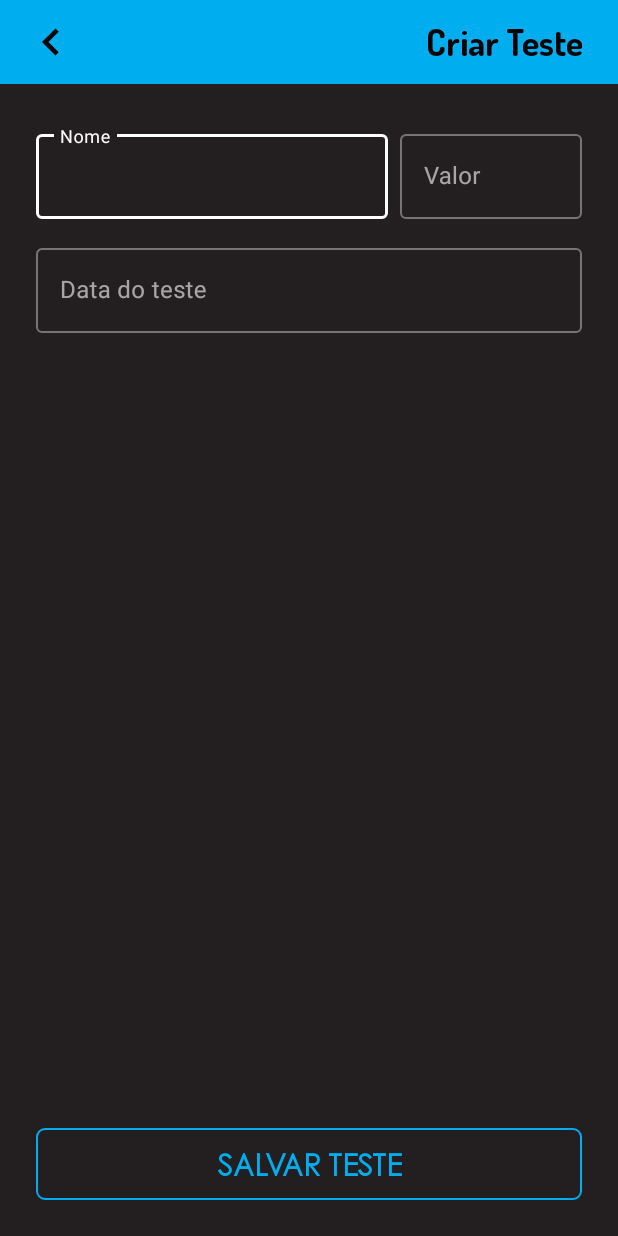
After one commit to tiagomnunes89/vidacademica, an Android app: the CreateTestActivity screen opened directly, with no data from a screen before it, on a phone screen of 412 x 824 dp. The commit adds this screen. Run offline under Robolectric (Android 15) with nearby library versions, the light colour scheme and no system bars; our stand-ins replace Room's generated code, data binding; 3 statements that could not run were skipped.

Commit message:
Tela de Criar Teste

```diff
--- /dev/null
+++ b/app/src/main/java/online/vidacademica/entities/TestEntity.java
@@ -0,0 +1,80 @@
+package online.vidacademica.entities;
+
+import java.io.Serializable;
+import java.time.Instant;
+import java.util.Objects;
+
+public class TestEntity implements Serializable {
+    private static final long serialVersionUID = 5977833862920711908L;
+
+    private Long id;
+    private String name;
+    private Double fullScore;
+    private Instant date;
+    private Instant creationDate;
+
+    public TestEntity() {
+    }
+
+    public TestEntity(Long id, String name, Double fullScore, Instant date, Instant creationDate) {
+        super();
+        this.id = id;
+        this.name = name;
+        this.fullScore = fullScore;
+        this.date = date;
+        this.creationDate = creationDate;
+    }
+
+    public Long getId() {
+        return id;
+    }
+
+    public void setId(Long id) {
+        this.id = id;
+    }
+
+    public String getName() {
+        return name;
+    }
+
+    public void setName(String name) {
+        this.name = name;
+    }
+
+    public Double getFullScore() {
+        return fullScore;
+    }
+
+    public void setFullScore(Double fullScore) {
+        this.fullScore = fullScore;
+    }
+
+    public Instant getDate() {
+        return date;
+    }
+
+    public void setDate(Instant date) {
+        this.date = date;
+    }
+
+    public Instant getCreationDate() {
+        return creationDate;
+    }
+
+    public void setCreationDate(Instant creationDate) {
+        this.creationDate = creationDate;
+    }
+
+    @Override
+    public boolean equals(Object o) {
+        if (this == o) return true;
+        if (o == null || getClass() != o.getClass()) return false;
+        TestEntity that = (TestEntity) o;
+        return Objects.equals(id, that.id);
+    }
+
+    @Override
+    public int hashCode() {
+        return Objects.hash(id);
+    }
+}
--- /dev/null
+++ b/app/src/main/java/online/vidacademica/repositories/TestRepository.java
@@ -0,0 +1,87 @@
+package online.vidacademica.repositories;
+
+import android.content.Context;
+import android.os.AsyncTask;
+import android.util.Log;
+
+import androidx.lifecycle.LiveData;
+import androidx.lifecycle.MutableLiveData;
+
+import java.util.Arrays;
+import java.util.Objects;
+
+import online.vidacademica.core.ErrorMessage;
+import online.vidacademica.core.ResponseModel;
+import online.vidacademica.entities.TestEntity;
+import online.vidacademica.entities.TokenEntity;
+import online.vidacademica.repositories.network.vidacademica.VidAcademicaWSClient;
+import online.vidacademica.repositories.network.vidacademica.services.TestService;
+import online.vidacademica.repositories.network.vidacademica.services.TokenService;
+import online.vidacademica.repositories.storage.local.VidAcademicaLocalDBClient;
+import online.vidacademica.repositories.storage.local.dao.TokenDao;
+import online.vidacademica.utils.JsonUtils;
+import retrofit2.Call;
+import retrofit2.Callback;
+import retrofit2.Response;
+
+public class TestRepository {
+    private static final String TAG = TestRepository.class.getSimpleName();
+
+    private static TestRepository instance;
+
+    private TestService testService;
+
+    private TokenDao dao;
+
+    private LiveData<ResponseModel<TokenEntity>> tokenEntity;
+
+    private TestRepository(Context context) {
+        VidAcademicaLocalDBClient db = VidAcademicaLocalDBClient.getInstance(context);
+        dao = db.tokenDao();
+        testService = VidAcademicaWSClient.buildService(TestService.class);
+    }
+
+    public static TestRepository getInstance(Context context) {
+        if (instance == null) {
+            instance = new TestRepository(context);
+        }
+        return instance;
+    }
+
+    public MutableLiveData<ResponseModel<TestEntity>>  createTest(final TestEntity testEntity) {
+
+        final MutableLiveData<ResponseModel<TestEntity>> data = new MutableLiveData<>();
+
+        testService.insert("Bearer " + getToken().getValue().getToken(), testEntity).enqueue(new Callback<TestEntity>() {
+            @Override
+            public void onResponse(Call<TestEntity> call, Response<TestEntity> response) {
+                Log.i(TAG, "onResponse: Olha eu aqui");
+                ResponseModel<TestEntity> responseModel = new ResponseModel<>();
+
+                responseModel.setCode(response.code());
+                responseModel.setResponse(response.body());
+
+                if (!response.isSuccessful()) {
+                    ErrorMessage err = new ErrorMessage(response.code(), JsonUtils.toJson(response.errorBody()));
+                    responseModel.setErrorMessage(err);
+                }
+
+                data.setValue(responseModel);
+
+            }
+
+            @Override
+            public void onFailure(Call<TestEntity> call, Throwable t) {
+                Log.d(TAG, "onFailure: " + Arrays.toString(t.getStackTrace()));
+
+            }
+        });
+
+        return data;
+    }
+
+    public LiveData<TokenEntity> getToken() {
+        return dao.findOne();
+    }
+
+}
--- a/app/src/main/java/online/vidacademica/repositories/network/vidacademica/VidAcademicaWSConstants.java
+++ b/app/src/main/java/online/vidacademica/repositories/network/vidacademica/VidAcademicaWSConstants.java
@@ -7,4 +7,6 @@ public final class VidAcademicaWSConstants {
     public static final String AUTH_PATH_LOGIN = AUTH_PATH + "/login";
 
     public static final String USER_PATH = "/users";
+
+    public static final String TEST_PATH = "/tests";
 }
--- /dev/null
+++ b/app/src/main/java/online/vidacademica/repositories/network/vidacademica/services/TestService.java
@@ -0,0 +1,15 @@
+package online.vidacademica.repositories.network.vidacademica.services;
+
+import online.vidacademica.entities.TestEntity;
+import online.vidacademica.entities.TokenEntity;
+import online.vidacademica.repositories.network.vidacademica.VidAcademicaWSConstants;
+import retrofit2.Call;
+import retrofit2.http.Body;
+import retrofit2.http.Header;
+import retrofit2.http.POST;
+
+public interface TestService {
+
+    @POST(VidAcademicaWSConstants.TEST_PATH)
+    Call<TestEntity> insert(@Header("Authorization") String token, @Body TestEntity testEntity);
+}
--- /dev/null
+++ b/app/src/main/java/online/vidacademica/view/ui/CreateTestActivity.java
@@ -0,0 +1,54 @@
+package online.vidacademica.view.ui;
+
+import android.app.DatePickerDialog;
+import android.os.Bundle;
+import android.view.View;
+import android.widget.Toast;
+import androidx.appcompat.app.AppCompatActivity;
+import androidx.lifecycle.Observer;
+import androidx.lifecycle.ViewModelProviders;
+
+import online.vidacademica.R;
+import online.vidacademica.databinding.ActivityCresteTestBinding;
+import online.vidacademica.viewmodel.TestViewModel;
+
+public class CreateTestActivity extends AppCompatActivity {
+    private DatePickerDialog.OnDateSetListener onDateSetListenerDtTest;
+    private TestViewModel testViewModel;
+    private ActivityCresteTestBinding binding;
+    private Boolean screenCreated;
+
+
+    @Override
+    protected void onCreate(Bundle savedInstanceState) {
+        super.onCreate(savedInstanceState);
+        setContentView(R.layout.activity_creste_test);
+
+        testViewModel = ViewModelProviders.of(this).get(TestViewModel.class);
+
+        testViewModel.createTest();
+
+        testViewModel.isRegistred().observe(this, new Observer<Boolean>() {
+            @Override
+            public void onChanged(Boolean isRegistred) {
+                if (!screenCreated) {
+                    if (isRegistred) {
+                        Toast.makeText(CreateTestActivity.this, "Registro realizado com sucesso.", Toast.LENGTH_LONG).show();
+                    } else {
+                        Toast.makeText(CreateTestActivity.this, "Erro, servidor ocupado, tente novamente mais tarde.", Toast.LENGTH_LONG).show();
+                    }
+                }
+                screenCreated = false;
+            }
+        });
+        binding.btnSaveTest.setOnClickListener(new View.OnClickListener() {
+            @Override
+            public void onClick(View v) {
+//                startActivity(new Intent(RegisterActivity.this, ProfileActivity.class));
+                testViewModel.createTest();
+            }
+        });
+
+    }
+
+}
--- /dev/null
+++ b/app/src/main/java/online/vidacademica/viewmodel/TestViewModel.java
@@ -0,0 +1,44 @@
+package online.vidacademica.viewmodel;
+
+import android.app.Application;
+
+import androidx.annotation.NonNull;
+import androidx.lifecycle.AndroidViewModel;
+import androidx.lifecycle.LiveData;
+import androidx.lifecycle.MutableLiveData;
+
+import online.vidacademica.core.ResponseModel;
+import online.vidacademica.entities.TestEntity;
+import online.vidacademica.repositories.TestRepository;
+
+public class TestViewModel extends AndroidViewModel {
+
+    private static final Integer CREATED = 201;
+
+
+    private TestRepository testRepository;
+
+    public TestEntity testEntity = new TestEntity();
+
+    public LiveData<ResponseModel<TestEntity>> testEntityResponse;
+
+
+    public TestViewModel(@NonNull Application application) {
+        super(application);
+        testRepository = TestRepository.getInstance(application);
+    }
+
+    public void createTest() {
+        testEntityResponse = testRepository.createTest(testEntity);
+
+    }
+
+    public LiveData<Boolean> isRegistred() {
+        MutableLiveData<Boolean> response = new MutableLiveData<>();
+        response.setValue(Boolean.FALSE);
+        if (!(testEntityResponse == null) && !(testEntityResponse.getValue() == null) && (testEntityResponse.getValue().getCode() == CREATED)) {
+            response.setValue(Boolean.TRUE);
+        }
+        return response;
+    }
+}
--- /dev/null
+++ b/app/src/main/res/layout/activity_creste_test.xml
@@ -0,0 +1,70 @@
+<?xml version="1.0" encoding="utf-8"?>
+<layout xmlns:android="http://schemas.android.com/apk/res/android"
+    xmlns:app="http://schemas.android.com/apk/res-auto"
+    xmlns:tools="http://schemas.android.com/tools"
+    tools:context=".view.ui.CreateTestActivity">
+
+    <data>
+
+        <variable
+            name="TestViewModel"
+            type="online.vidacademica.viewmodel.TestViewModel" />
+    </data>
+
+    <androidx.constraintlayout.widget.ConstraintLayout
+        android:layout_width="match_parent"
+        android:layout_height="match_parent"
+        android:fillViewport="true"
+        android:orientation="vertical">
+
+        <LinearLayout
+            android:id="@+id/toolbar"
+            android:layout_width="match_parent"
+            android:layout_height="?attr/actionBarSize"
+            android:background="?attr/colorPrimaryDark"
+            app:layout_constraintTop_toTopOf="parent">
+
+            <ImageView
+                android:id="@+id/image_view_back"
+                android:layout_width="wrap_content"
+                android:layout_height="wrap_content"
+                android:layout_gravity="center_vertical"
+                android:layout_marginStart="@dimen/short_size"
+                android:contentDescription="@string/arrow_to_back"
+                android:src="@drawable/ic_turn_back_black_24dp" />
+
+            <TextView
+                android:layout_width="match_parent"
+                android:layout_height="wrap_content"
+                android:layout_gravity="end|center_vertical"
+                android:layout_marginEnd="@dimen/default_size"
+                android:fontFamily="@font/dosis_bold"
+                android:gravity="end"
+                android:text="@string/title_create_test"
+                android:textColor="@android:color/black"
+                android:textSize="@dimen/font_primary_title" />
+
+        </LinearLayout>
+
+        <include
+            layout="@layout/content_creste_test"
+            app:layout_constraintBottom_toTopOf="@id/btn_save_test"
+            app:layout_constraintTop_toBottomOf="@id/toolbar" />
+        <Button
+            android:id="@+id/btn_save_test"
+            style="@style/AppTheme.Button.Blue"
+            android:layout_width="match_parent"
+            android:layout_height="wrap_content"
+            android:layout_marginStart="@dimen/default_size"
+            android:layout_marginEnd="@dimen/default_size"
+            android:layout_marginBottom="@dimen/default_size"
+            android:text="@string/btn_save_test"
+            android:onClick="@{() -> TestViewModel.createTest()}"
+            app:layout_constraintBottom_toBottomOf="parent"
+            app:layout_constraintEnd_toEndOf="parent"
+            app:layout_constraintStart_toStartOf="parent" />
+
+    </androidx.constraintlayout.widget.ConstraintLayout>
+
+
+</layout>
--- a/app/src/main/res/layout/activity_login.xml
+++ b/app/src/main/res/layout/activity_login.xml
@@ -5,10 +5,6 @@
     tools:context=".ui.Login">
 
     <data>
-
-        <variable
-            name="user"
-            type="online.vidacademica.entities.databind.UserLoginDatabind" />
 
         <variable
             name="LoginViewModel"
--- /dev/null
+++ b/app/src/main/res/layout/content_creste_test.xml
@@ -0,0 +1,103 @@
+<?xml version="1.0" encoding="utf-8"?>
+<layout xmlns:android="http://schemas.android.com/apk/res/android"
+    xmlns:app="http://schemas.android.com/apk/res-auto"
+    xmlns:tools="http://schemas.android.com/tools"
+    app:layout_behavior="@string/appbar_scrolling_view_behavior"
+    tools:context=".view.ui.CreateTestActivity"
+    tools:showIn="@layout/activity_creste_test">
+
+
+    <data>
+
+    </data>
+
+    <ScrollView
+        android:layout_width="match_parent"
+        android:layout_height="match_parent"
+        android:fillViewport="true"
+        app:layout_constraintEnd_toEndOf="parent">
+        <androidx.constraintlayout.widget.ConstraintLayout
+            android:layout_width="match_parent"
+            android:layout_height="wrap_content">
+            <LinearLayout
+                android:id="@+id/linear_layout_name_fullscore"
+                android:layout_width="match_parent"
+                android:layout_height="wrap_content"
+                android:baselineAligned="false"
+                android:orientation="horizontal"
+                android:layout_marginTop="60dp"
+                android:paddingStart="@dimen/default_size"
+                android:paddingTop="@dimen/default_size"
+                android:paddingEnd="@dimen/default_size"
+                app:layout_constraintEnd_toEndOf="parent"
+                app:layout_constraintStart_toStartOf="parent"
+                app:layout_constraintTop_toTopOf="parent">
+
+                <com.google.android.material.textfield.TextInputLayout
+                    android:id="@+id/text_input_name_test"
+                    style="@style/Widget.MaterialComponents.TextInputLayout.OutlinedBox"
+                    android:layout_width="match_parent"
+                    android:layout_height="wrap_content"
+                    android:layout_marginEnd="@dimen/little_size"
+                    android:layout_weight="1"
+                    app:errorEnabled="true">
+
+                    <com.google.android.material.textfield.TextInputEditText
+                        android:layout_width="match_parent"
+                        android:layout_height="wrap_content"
+                        android:backgroundTint="@android:color/white"
+                        android:hint="Nome"
+                        android:inputType="text"
+                        android:textColor="@android:color/white"
+                        android:textColorHint="@android:color/white" />
+
+                </com.google.android.material.textfield.TextInputLayout>
+
+                <com.google.android.material.textfield.TextInputLayout
+                    android:id="@+id/text_input_score"
+                    style="@style/Widget.MaterialComponents.TextInputLayout.OutlinedBox"
+                    android:layout_width="match_parent"
+                    android:layout_height="wrap_content"
+                    android:layout_weight="2"
+                    app:errorEnabled="true">
+
+                    <com.google.android.material.textfield.TextInputEditText
+                        android:layout_width="match_parent"
+                        android:layout_height="wrap_content"
+                        android:backgroundTint="@android:color/white"
+                        android:hint="Valor"
+                        android:inputType="numberDecimal|numberSigned"
+                        android:maxLength="6"
+                        android:textColor="@android:color/white"
+                        android:textColorHint="@android:color/white" />
+
+                </com.google.android.material.textfield.TextInputLayout>
+            </LinearLayout>
+
+            <com.google.android.material.textfield.TextInputLayout
+                android:id="@+id/text_input_dt_test"
+                style="@style/Widget.MaterialComponents.TextInputLayout.OutlinedBox"
+                android:layout_width="match_parent"
+                android:layout_height="wrap_content"
+                android:layout_weight="1"
+                android:layout_marginEnd="@dimen/default_size"
+                android:layout_marginStart="@dimen/default_size"
+                android:layout_marginTop="100dp"
+                app:layout_constraintTop_toTopOf="@id/linear_layout_name_fullscore"
+                app:errorEnabled="true">
+
+                <com.google.android.material.textfield.TextInputEditText
+                    android:id="@+id/input_start_date"
+                    android:layout_width="match_parent"
+                    android:layout_height="wrap_content"
+                    android:focusable="false"
+                    android:hint="Data do teste"
+                    android:inputType="none" />
+
+            </com.google.android.material.textfield.TextInputLayout>
+
+
+        </androidx.constraintlayout.widget.ConstraintLayout>
+    </ScrollView>
+
+</layout>
--- a/app/src/main/res/values/strings.xml
+++ b/app/src/main/res/values/strings.xml
@@ -54,4 +54,7 @@
     <string name="icon_description">App icon</string>
     <string name="status">Status</string>
     <string name="red_ball">Red ball</string>
+    <string name="title_activity_creste_test">CresteTestActivity</string>
+    <string name="title_create_test">Criar Teste</string>
+    <string name="btn_save_test">Salvar Teste</string>
 </resources>
```
Also changed, not shown: app/src/main/AndroidManifest.xml (+14 -11 lines).
